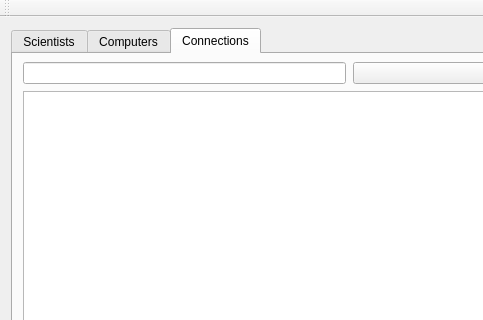
Old version of the form mainwindow.ui in the repository ManiSigt/Verklegt-nams; both pictures show x 0 to 483 and y 0 to 320 of the 609 by 493 pixel window.
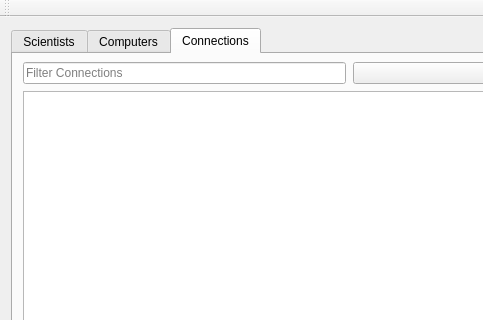
New version of the form.

Commit message: Hendi inni gölluðu filter

Patch:
```diff
--- a/mainwindow.ui
+++ b/mainwindow.ui
@@ -215,6 +215,9 @@
           <height>22</height>
          </rect>
         </property>
+        <property name="placeholderText">
+         <string>Filter Connections</string>
+        </property>
        </widget>
        <widget class="QPushButton" name="button_connections_edit">
         <property name="geometry">
```
Left out of the diff: 9 changed lines with no effect on the pictures. The commit also changes 2 other files.
